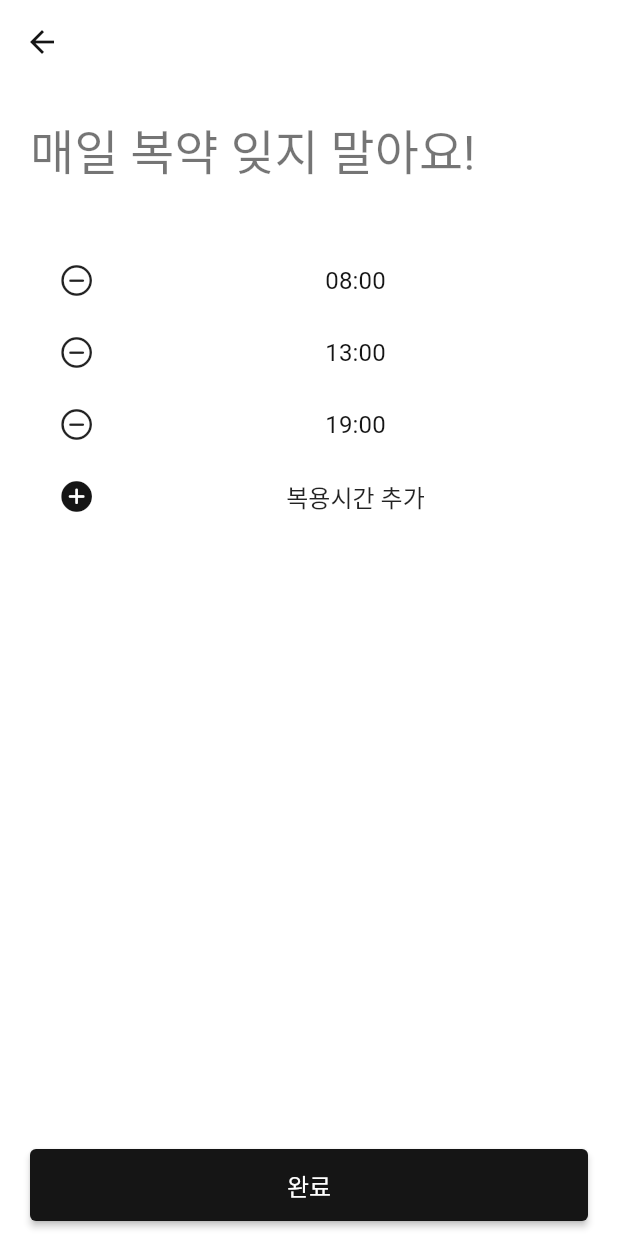
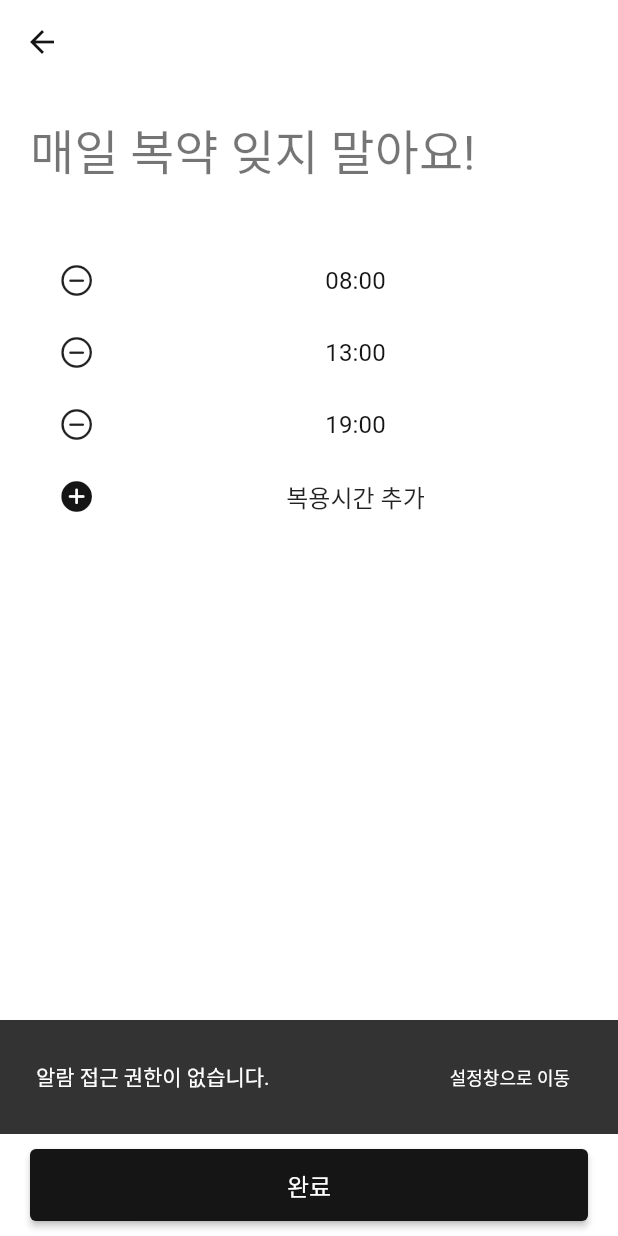
Before and after one commit to An-miyoung/clone_coding_flutter, a Flutter app: the AddAlarmPage screen opened directly with empty values, after a tap on "완료", on a phone screen of 412 x 824 dp. Run offline on Flutter 3.47's test engine with Material 2 defaults, Android fonts, the phone set to English and light mode, and no system bars; our stand-ins replace flutter_local_notifications, flutter_native_timezone, image_picker, permission_handler, timezone; Roboto replaces fonts that are missing (GmarketSansTTF).

Commit message:
feat: handle permission denied

```diff
--- a/lib/component/dory_widgts.dart
+++ b/lib/component/dory_widgts.dart
@@ -1,4 +1,5 @@
 import 'package:flutter/material.dart';
+import 'package:permission_handler/permission_handler.dart';
 
 import 'dory_constants.dart';
 
@@ -20,3 +21,23 @@ class BottomSheetBody extends StatelessWidget {
     );
   }
 }
+
+void showPermissonDenied(
+  BuildContext context, {
+  required String permission,
+}) {
+  ScaffoldMessenger.of(context).showSnackBar(
+    SnackBar(
+      content: Row(
+        mainAxisAlignment: MainAxisAlignment.spaceBetween,
+        children: [
+          Text('$permission 권한이 없습니다.'),
+          const TextButton(
+            onPressed: openAppSettings,
+            child: Text("설정창으로 이동"),
+          ),
+        ],
+      ),
+    ),
+  );
+}
--- a/lib/pages/add_medicine/add_alarm_page.dart
+++ b/lib/pages/add_medicine/add_alarm_page.dart
@@ -6,6 +6,7 @@ import 'package:clone_flutter_app/services/add_medicine_service.dart';
 import 'package:flutter/cupertino.dart';
 import 'package:flutter/material.dart';
 import 'package:intl/intl.dart';
+import 'package:permission_handler/permission_handler.dart';
 
 import 'components/add_page_widget.dart';
 
@@ -43,7 +44,10 @@ class AddAlarmPage extends StatelessWidget {
         ],
       ),
       bottomNavigationBar: BottomSubmitButton(
-        onPressed: () {},
+        onPressed: () {
+          // add alarm
+          showPermissonDenied(context, permission: "알람 접근");
+        },
         text: "완료",
       ),
     );
--- a/lib/pages/add_medicine/add_medicine_page.dart
+++ b/lib/pages/add_medicine/add_medicine_page.dart
@@ -6,6 +6,7 @@ import 'package:clone_flutter_app/pages/add_medicine/add_alarm_page.dart';
 import 'package:flutter/cupertino.dart';
 import 'package:flutter/material.dart';
 import 'package:image_picker/image_picker.dart';
+import 'package:permission_handler/permission_handler.dart';
 
 import '../../component/dory_page_route.dart';
 import 'components/add_page_widget.dart';
@@ -144,6 +145,9 @@ class _MedicineImageButtonState extends State<MedicineImageButton> {
         });
       }
       Navigator.maybePop(context);
+    }).onError((error, stackTrace) {
+      Navigator.pop(context);
+      showPermissonDenied(context, permission: '카메라 및 갤러리 접근');
     });
   }
 }
--- a/pubspec.yaml
+++ b/pubspec.yaml
@@ -44,6 +44,9 @@ dependencies:
   flutter_local_notifications: ^9.9.0
   timezone: ^0.8.0
   flutter_native_timezone: ^2.0.0
+
+  # permission handler
+  permission_handler: ^10.0.0
 
 dev_dependencies:
   flutter_test:
```
Also changed, not shown: lib/main.dart (+8 -0 lines), lib/services/dory_notification_service.dart (+6 -8 lines), pubspec.lock, 3 other files.
